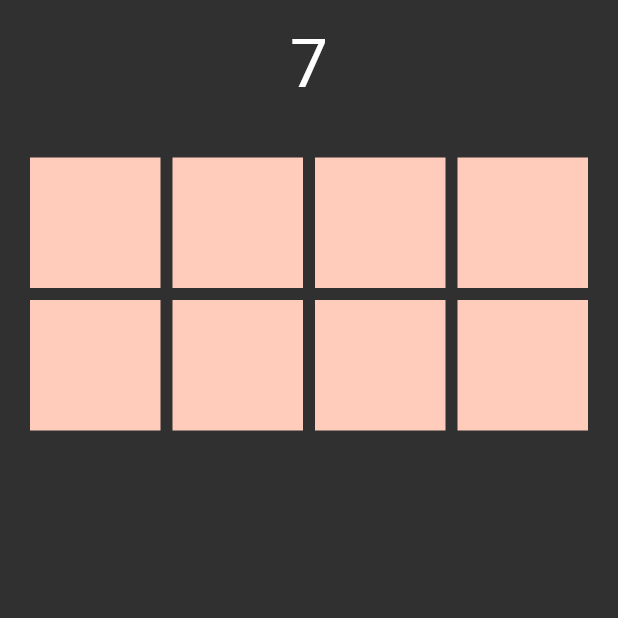
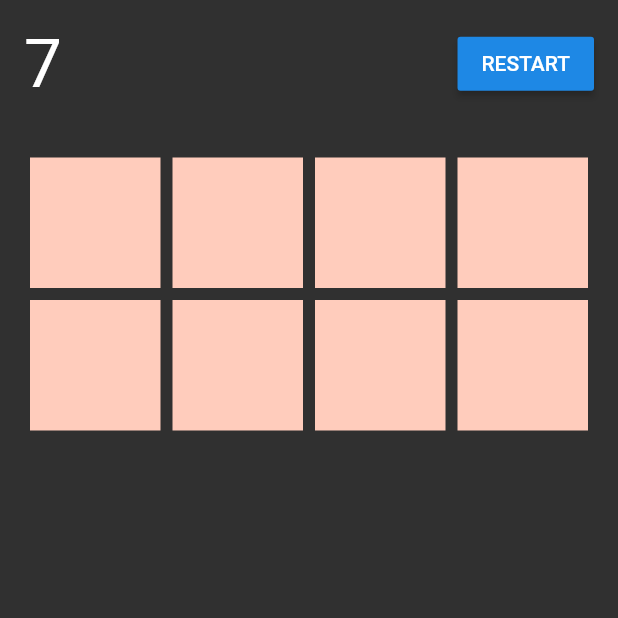
Before and after one commit to henry74/flutter_memory, a Flutter app: the screen it shows after launch, on a phone screen of 412 x 824 dp, the top half of it. Run offline on Flutter 3.47's test engine with Material 2 defaults, Android fonts, the phone set to English and light mode, and no system bars; drawn by our look-alikes of flip_card.

Commit message:
Add restart button

```diff
--- a/lib/screens/home/home.dart
+++ b/lib/screens/home/home.dart
@@ -56,9 +56,27 @@ class _HomeState extends State<Home> {
             children: <Widget>[
               Padding(
                 padding: const EdgeInsets.all(16.0),
-                child: Text(
-                  "$time",
-                  style: Theme.of(context).textTheme.display2,
+                child: Row(
+                  mainAxisAlignment: MainAxisAlignment.spaceBetween,
+                  children: <Widget>[
+                    Text(
+                      "$time",
+                      style: Theme.of(context).textTheme.display2,
+                    ),
+                    RaisedButton(
+                      onPressed: () {
+                        level = 8;
+                        Navigator.of(context).pushReplacement(
+                          MaterialPageRoute(
+                            builder: (context) => Home(
+                              size: level,
+                            ),
+                          ),
+                        );
+                      },
+                      child: Text("RESTART"),
+                    ),
+                  ],
                 ),
               ),
               Padding(
@@ -89,6 +107,7 @@ class _HomeState extends State<Home> {
                             print(cardFlips);
                             if (cardFlips.every((t) => t == false)) {
                               print("Won");
+                              timer.cancel();
                               showResult();
                             }
                           }
@@ -128,10 +147,10 @@ class _HomeState extends State<Home> {
       barrierDismissible: false,
       builder: (context) => AlertDialog(
         title: Text(
-          "Won!!!",
+          "You won!",
           style: Theme.of(context).textTheme.display2,
         ),
-        content: Text("Time $time"),
+        content: Text("Time: $time seconds"),
         actions: <Widget>[
           FlatButton(
             onPressed: () {
```
